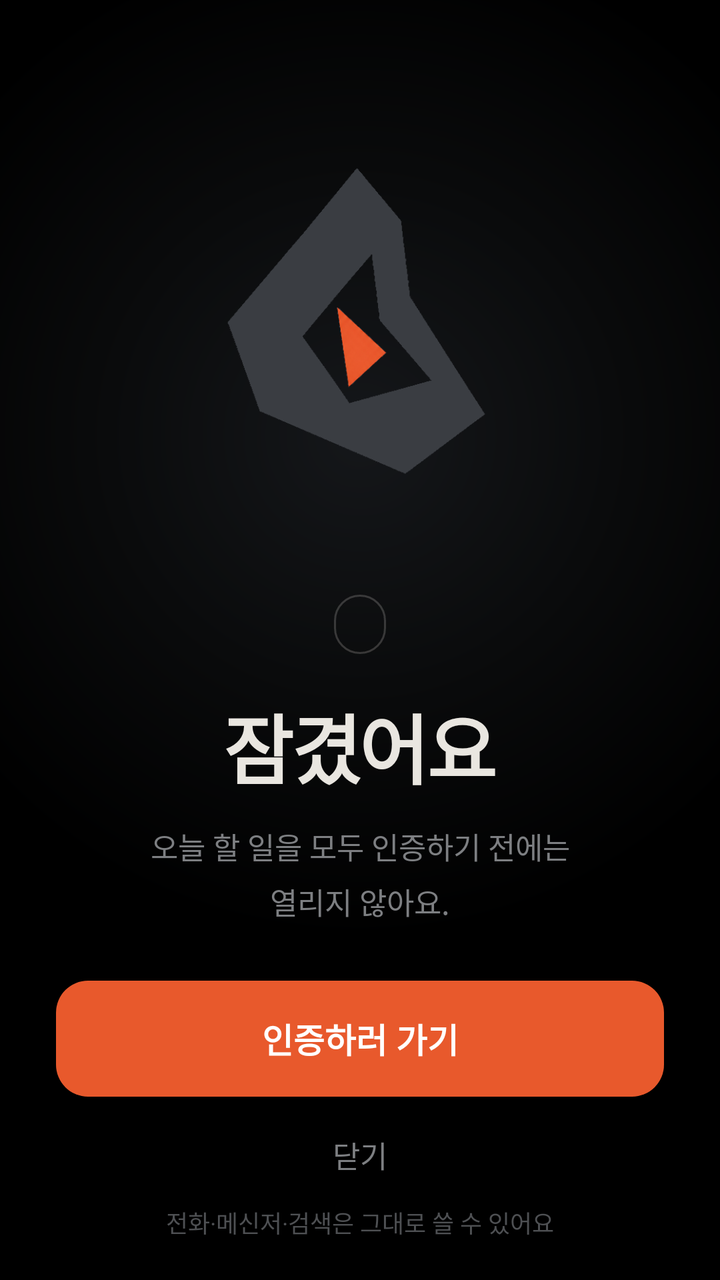
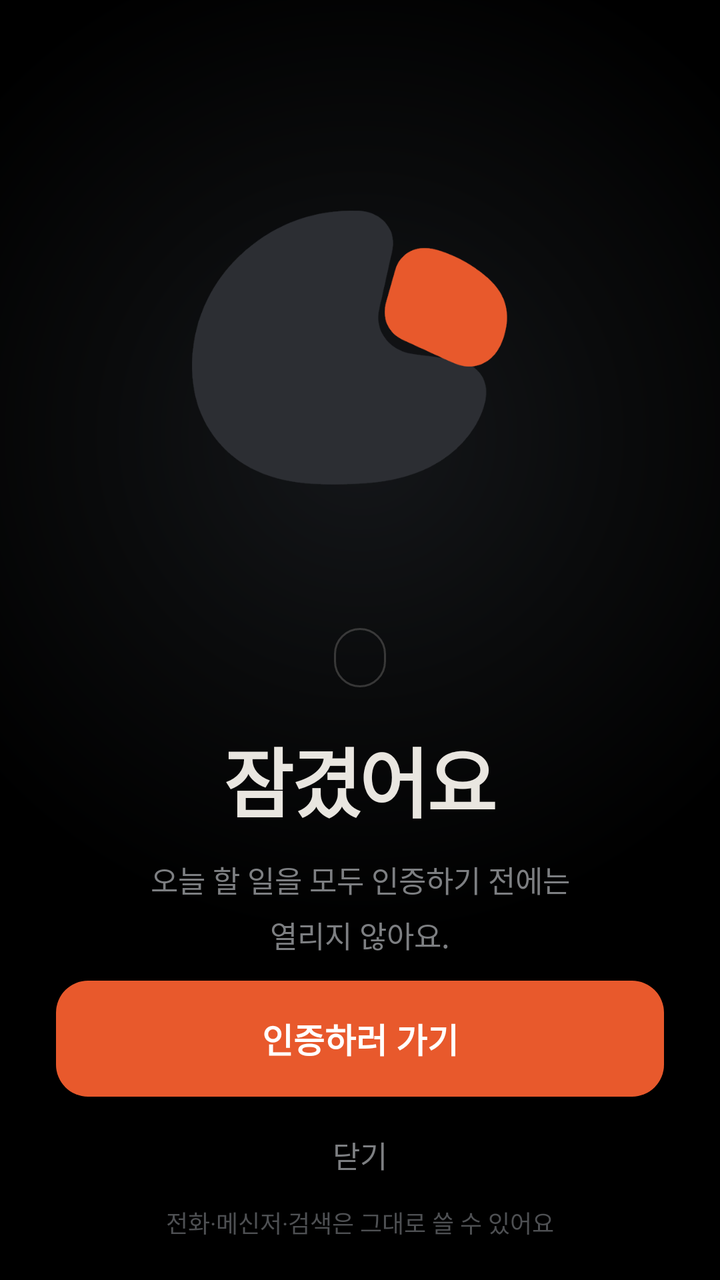

Screens rendered from an Android XML layout before and after an edit, with the pre-edit source and the edit as a unified diff.
<!-- AndroidManifest.xml: activity theme LockTheme -->
<!-- res/layout/lock.xml -->
<?xml version="1.0" encoding="utf-8"?>
<FrameLayout xmlns:android="http://schemas.android.com/apk/res/android"
    android:id="@+id/lock_root"
    android:layout_width="match_parent"
    android:layout_height="match_parent"
    android:background="@drawable/bg_lock_night"
    android:fitsSystemWindows="true">

    <LinearLayout
        android:layout_width="match_parent"
        android:layout_height="match_parent"
        android:gravity="center_horizontal"
        android:orientation="vertical"
        android:paddingStart="28dp"
        android:paddingTop="24dp"
        android:paddingEnd="28dp"
        android:paddingBottom="20dp">

        <Space
            android:layout_width="0dp"
            android:layout_height="0dp"
            android:layout_weight="5" />

        <ImageView
            android:id="@+id/lock_mark"
            android:layout_width="232dp"
            android:layout_height="232dp"
            android:scaleType="fitCenter"
            android:src="@drawable/lock_art" />

        <TextView
            android:id="@+id/lock_where"
            android:layout_width="wrap_content"
            android:layout_height="wrap_content"
            android:layout_marginTop="18dp"
            android:background="@drawable/bg_lock_pill"
            android:paddingStart="13dp"
            android:paddingTop="6dp"
            android:paddingEnd="13dp"
            android:paddingBottom="6dp"
            android:textColor="#B9B5AE"
            android:textSize="13sp"
            android:textStyle="bold" />

        <TextView
            android:id="@+id/lock_title"
            android:layout_width="match_parent"
            android:layout_height="wrap_content"
            android:layout_marginTop="18dp"
            android:gravity="center"
            android:letterSpacing="-0.03"
            android:text="잠겼어요"
            android:textColor="#E9E6E0"
            android:textSize="38sp"
            android:textStyle="bold" />

        <TextView
            android:id="@+id/lock_body"
            android:layout_width="match_parent"
            android:layout_height="wrap_content"
            android:layout_marginTop="12dp"
            android:gravity="center"
            android:lineSpacingExtra="6dp"
            android:text="오늘 할 일을 모두 인증하기 전에는\n열리지 않아요."
            android:textColor="#7D7F82"
            android:textSize="15sp" />

        <Space
            android:layout_width="0dp"
            android:layout_height="0dp"
            android:layout_weight="6" />

        <TextView
            android:id="@+id/lock_go"
            android:layout_width="match_parent"
            android:layout_height="58dp"
            android:background="@drawable/bg_lock_button"
            android:gravity="center"
            android:text="인증하러 가기"
            android:textColor="#FFFFFF"
            android:textSize="17sp"
            android:textStyle="bold" />

        <TextView
            android:id="@+id/lock_close"
            android:layout_width="match_parent"
            android:layout_height="50dp"
            android:layout_marginTop="4dp"
            android:gravity="center"
            android:text="닫기"
            android:textColor="#7D7F82"
            android:textSize="15sp" />

        <TextView
            android:id="@+id/lock_hint"
            android:layout_width="match_parent"
            android:layout_height="wrap_content"
            android:gravity="center"
            android:text="전화·메신저·검색은 그대로 쓸 수 있어요"
            android:textColor="#4E5053"
            android:textSize="12sp" />
    </LinearLayout>
</FrameLayout>
<!-- resources referenced by this layout -->
<resources>
  <!-- drawable bg_lock_button (drawable) -->
  <?xml version="1.0" encoding="utf-8"?>
  <ripple xmlns:android="http://schemas.android.com/apk/res/android" android:color="#33FFFFFF">
      <item>
          <shape>
              <solid android:color="#E8592C" />
              <corners android:radius="16dp" />
          </shape>
      </item>
  </ripple>
  <!-- drawable bg_lock_night (drawable) -->
  <?xml version="1.0" encoding="utf-8"?>
  <layer-list xmlns:android="http://schemas.android.com/apk/res/android">
      <item>
          <shape><solid android:color="#000000" /></shape>
      </item>
      <item>
          <shape>
              <gradient
                  android:type="radial"
                  android:centerX="0.5"
                  android:centerY="0.34"
                  android:gradientRadius="70%p"
                  android:startColor="#15171A"
                  android:centerColor="#0A0B0C"
                  android:endColor="#00000000" />
          </shape>
      </item>
  </layer-list>
  <!-- drawable bg_lock_pill (drawable) -->
  <?xml version="1.0" encoding="utf-8"?>
  <shape xmlns:android="http://schemas.android.com/apk/res/android">
      <solid android:color="#00000000" />
      <stroke android:width="1dp" android:color="#33E9E6E0" />
      <corners android:radius="14dp" />
  </shape>
  <!-- drawable lock_art: png bitmap (drawable-nodpi, 35817 bytes) -->
  <style name="LockTheme" parent="android:Theme.Material.NoActionBar">
          <item name="android:windowBackground">@drawable/bg_lock_night</item>
          <item name="android:statusBarColor">#000000</item>
          <item name="android:navigationBarColor">#000000</item>
          <item name="android:windowLightStatusBar">false</item>
          <item name="android:windowLightNavigationBar">false</item>
          <item name="android:windowAnimationStyle">@style/LockAnimation</item>
      </style>
  <style name="LockAnimation">
          <item name="android:windowEnterAnimation">@anim/lock_in</item>
          <item name="android:windowExitAnimation">@anim/lock_out</item>
          <item name="android:activityOpenEnterAnimation">@anim/lock_in</item>
          <item name="android:activityCloseExitAnimation">@anim/lock_out</item>
      </style>
</resources>

<!-- the commit's change to res/layout/lock.xml (unified diff, before → after) -->
@@ -23,8 +23,8 @@
 
         <ImageView
             android:id="@+id/lock_mark"
-            android:layout_width="232dp"
-            android:layout_height="232dp"
+            android:layout_width="280dp"
+            android:layout_height="280dp"
             android:scaleType="fitCenter"
             android:src="@drawable/lock_art" />
 
@@ -32,7 +32,7 @@
             android:id="@+id/lock_where"
             android:layout_width="wrap_content"
             android:layout_height="wrap_content"
-            android:layout_marginTop="18dp"
+            android:layout_marginTop="0dp"
             android:background="@drawable/bg_lock_pill"
             android:paddingStart="13dp"
             android:paddingTop="6dp"
<!-- resource entries referenced after the edit -->
@@ -36,7 +36,7 @@
       <stroke android:width="1dp" android:color="#33E9E6E0" />
       <corners android:radius="14dp" />
   </shape>
-  <!-- drawable lock_art: png bitmap (drawable-nodpi, 35817 bytes) -->
+  <!-- drawable lock_art: png bitmap (drawable-nodpi, 43509 bytes) -->
   <style name="LockTheme" parent="android:Theme.Material.NoActionBar">
           <item name="android:windowBackground">@drawable/bg_lock_night</item>
           <item name="android:statusBarColor">#000000</item>
